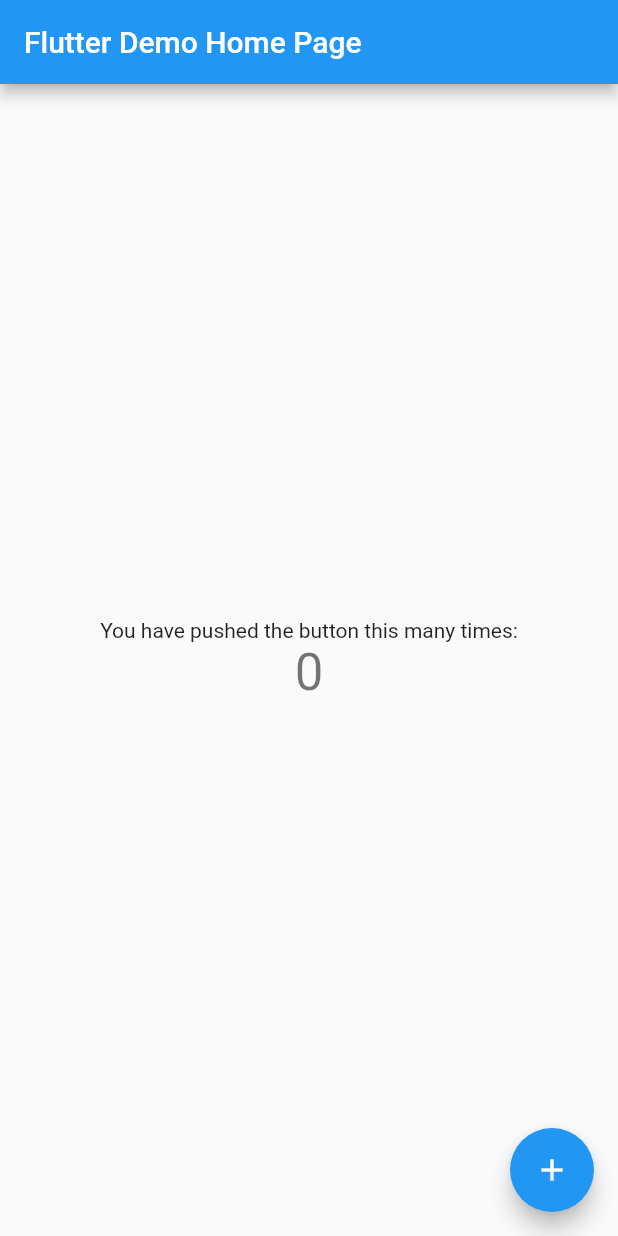
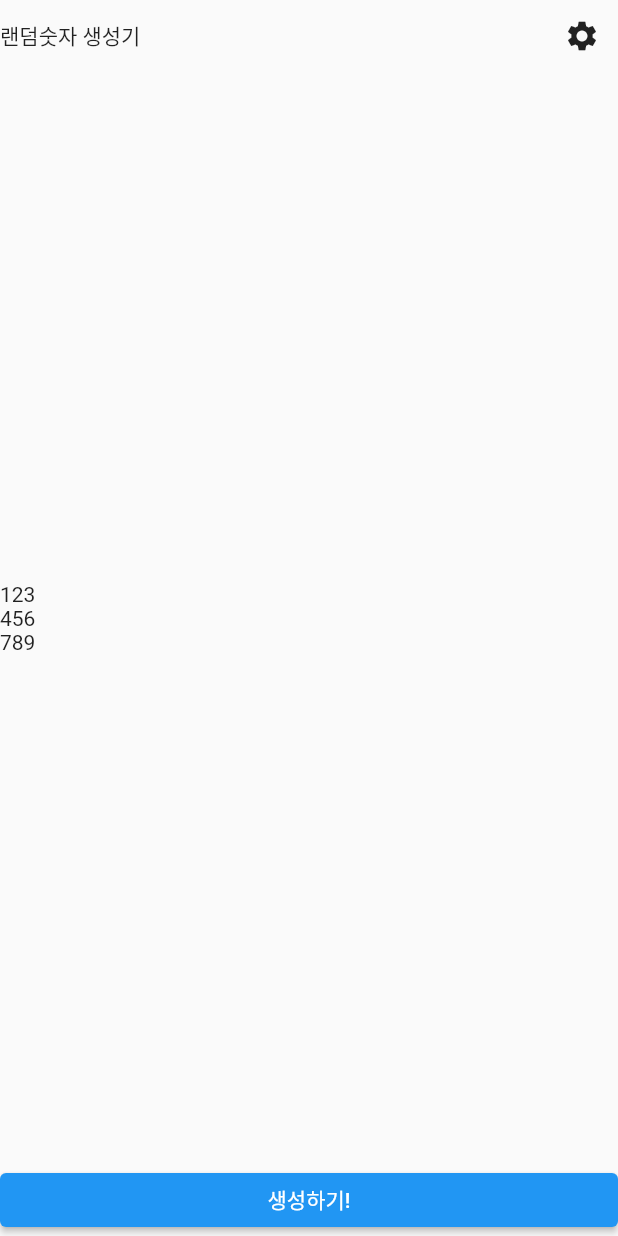
Before and after one commit to jyryuitpro/random_number_generator, a Flutter app: the screen it shows after launch, on a phone screen of 412 x 824 dp. Run offline on Flutter 3.47's test engine with Material 2 defaults, Android fonts, the phone set to English and light mode, and no system bars.

Commit message:
레이아웃 만들기

```diff
--- a/lib/main.dart
+++ b/lib/main.dart
@@ -1,115 +1,11 @@
 import 'package:flutter/material.dart';
+import 'package:random_number_generator/screen/home_screen.dart';
 
 void main() {
-  runApp(const MyApp());
+  runApp(
+    MaterialApp(
+      debugShowCheckedModeBanner: false,
+      home: HomeScreen(),
+    ),
+  );
 }
-
-class MyApp extends StatelessWidget {
-  const MyApp({Key? key}) : super(key: key);
-
-  // This widget is the root of your application.
-  @override
-  Widget build(BuildContext context) {
-    return MaterialApp(
-      title: 'Flutter Demo',
-      theme: ThemeData(
-        // This is the theme of your application.
-        //
-        // Try running your application with "flutter run". You'll see the
-        // application has a blue toolbar. Then, without quitting the app, try
-        // changing the primarySwatch below to Colors.green and then invoke
-        // "hot reload" (press "r" in the console where you ran "flutter run",
-        // or simply save your changes to "hot reload" in a Flutter IDE).
-        // Notice that the counter didn't reset back to zero; the application
-        // is not restarted.
-        primarySwatch: Colors.blue,
-      ),
-      home: const MyHomePage(title: 'Flutter Demo Home Page'),
-    );
-  }
-}
-
-class MyHomePage extends StatefulWidget {
-  const MyHomePage({Key? key, required this.title}) : super(key: key);
-
-  // This widget is the home page of your application. It is stateful, meaning
-  // that it has a State object (defined below) that contains fields that affect
-  // how it looks.
-
-  // This class is the configuration for the state. It holds the values (in this
-  // case the title) provided by the parent (in this case the App widget) and
-  // used by the build method of the State. Fields in a Widget subclass are
-  // always marked "final".
-
-  final String title;
-
-  @override
-  State<MyHomePage> createState() => _MyHomePageState();
-}
-
-class _MyHomePageState extends State<MyHomePage> {
-  int _counter = 0;
-
-  void _incrementCounter() {
-    setState(() {
-      // This call to setState tells the Flutter framework that something has
-      // changed in this State, which causes it to rerun the build method below
-      // so that the display can reflect the updated values. If we changed
-      // _counter without calling setState(), then the build method would not be
-      // called again, and so nothing would appear to happen.
-      _counter++;
-    });
-  }
-
-  @override
-  Widget build(BuildContext context) {
-    // This method is rerun every time setState is called, for instance as done
-    // by the _incrementCounter method above.
-    //
-    // The Flutter framework has been optimized to make rerunning build methods
-    // fast, so that you can just rebuild anything that needs updating rather
-    // than having to individually change instances of widgets.
-    return Scaffold(
-      appBar: AppBar(
-        // Here we take the value from the MyHomePage object that was created by
-        // the App.build method, and use it to set our appbar title.
-        title: Text(widget.title),
-      ),
-      body: Center(
-        // Center is a layout widget. It takes a single child and positions it
-        // in the middle of the parent.
-        child: Column(
-          // Column is also a layout widget. It takes a list of children and
-          // arranges them vertically. By default, it sizes itself to fit its
-          // children horizontally, and tries to be as tall as its parent.
-          //
-          // Invoke "debug painting" (press "p" in the console, choose the
-          // "Toggle Debug Paint" action from the Flutter Inspector in Android
-          // Studio, or the "Toggle Debug Paint" command in Visual Studio Code)
-          // to see the wireframe for each widget.
-          //
-          // Column has various properties to control how it sizes itself and
-          // how it positions its children. Here we use mainAxisAlignment to
-          // center the children vertically; the main axis here is the vertical
-          // axis because Columns are vertical (the cross axis would be
-          // horizontal).
-          mainAxisAlignment: MainAxisAlignment.center,
-          children: <Widget>[
-            const Text(
-              'You have pushed the button this many times:',
-            ),
-            Text(
-              '$_counter',
-              style: Theme.of(context).textTheme.headline4,
-            ),
-          ],
-        ),
-      ),
-      floatingActionButton: FloatingActionButton(
-        onPressed: _incrementCounter,
-        tooltip: 'Increment',
-        child: const Icon(Icons.add),
-      ), // This trailing comma makes auto-formatting nicer for build methods.
-    );
-  }
-}
--- /dev/null
+++ b/lib/screen/home_screen.dart
@@ -0,0 +1,83 @@
+import 'package:flutter/material.dart';
+
+class HomeScreen extends StatefulWidget {
+  const HomeScreen({Key? key}) : super(key: key);
+
+  @override
+  State<HomeScreen> createState() => _HomeScreenState();
+}
+
+class _HomeScreenState extends State<HomeScreen> {
+  @override
+  Widget build(BuildContext context) {
+    return Scaffold(
+      body: SafeArea(
+        child: Column(
+          crossAxisAlignment: CrossAxisAlignment.start,
+          children: [
+            Row(
+              mainAxisAlignment: MainAxisAlignment.spaceBetween,
+              children: [
+                Text('랜덤숫자 생성기'),
+                IconButton(
+                  onPressed: () {},
+                  icon: Icon(
+                    Icons.settings,
+                  ),
+                ),
+              ],
+            ),
+            // Expanded(
+            //   child: SizedBox(
+            //     width: double.infinity,
+            //     child: Column(
+            //       mainAxisAlignment: MainAxisAlignment.center,
+            //       crossAxisAlignment: CrossAxisAlignment.start,
+            //       children: [
+            //         Text('123'),
+            //         Text('456'),
+            //         Text('789'),
+            //       ],
+            //     ),
+            //   ),
+            // ),
+            Expanded(
+              child: Column(
+                mainAxisAlignment: MainAxisAlignment.center,
+                children: [
+                  Text('123'),
+                  Text('456'),
+                  Text('789'),
+                ],
+              ),
+            ),
+            // SizedBox(
+            //   width: double.infinity,
+            //   child: ElevatedButton(
+            //     onPressed: () {},
+            //     child: Text('생성하기!'),
+            //   ),
+            // ),
+            // Row(
+            //   children: [
+            //     Expanded(
+            //       child: ElevatedButton(
+            //         onPressed: () {},
+            //         child: Text('생성하기!'),
+            //       ),
+            //     ),
+            //   ],
+            // ),
+            Container(
+              width: double.infinity,
+              child: ElevatedButton(
+                onPressed: () {},
+                child: Text('생성하기!'),
+              ),
+            )
+          ],
+        ),
+      ),
+    );
+  }
+}
--- a/pubspec.yaml
+++ b/pubspec.yaml
@@ -57,6 +57,9 @@ flutter:
   # the material Icons class.
   uses-material-design: true
 
+  assets:
+    - asset/img/
+
   # To add assets to your application, add an assets section, like this:
   # assets:
   #   - images/a_dot_burr.jpeg
```
Also changed, not shown: asset/img/0.png (added), asset/img/1.png (added), asset/img/2.png (added), asset/img/3.png (added), asset/img/4.png (added), asset/img/5.png (added), asset/img/6.png (added), asset/img/7.png (added), asset/img/8.png (added), asset/img/9.png (added).
